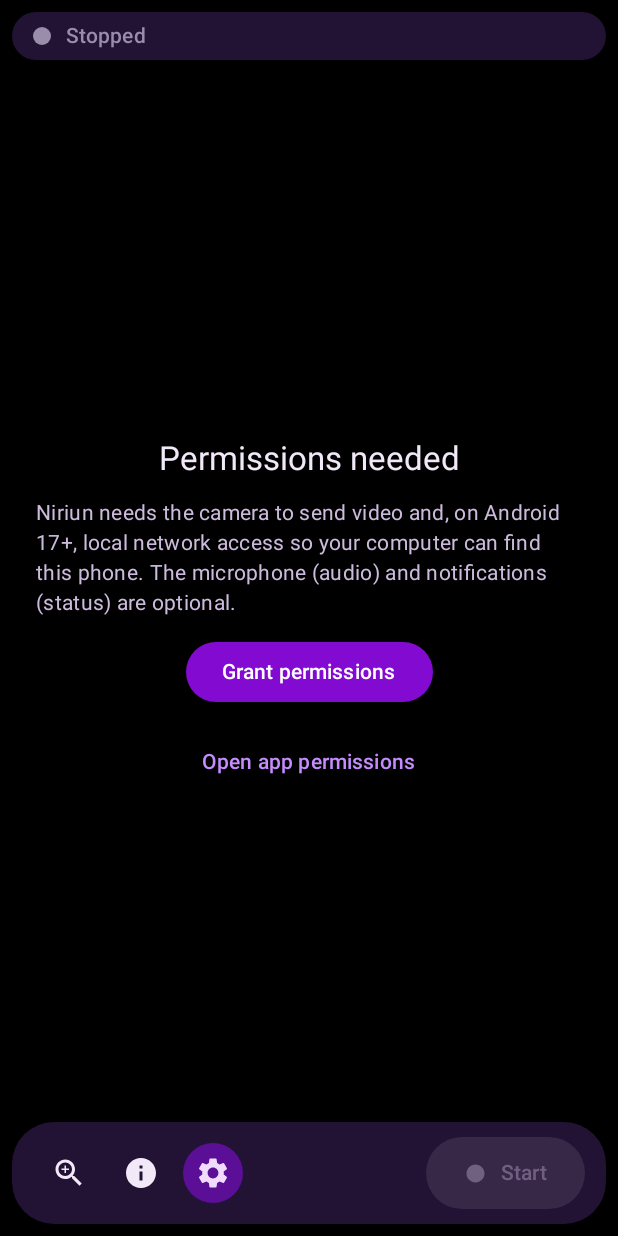
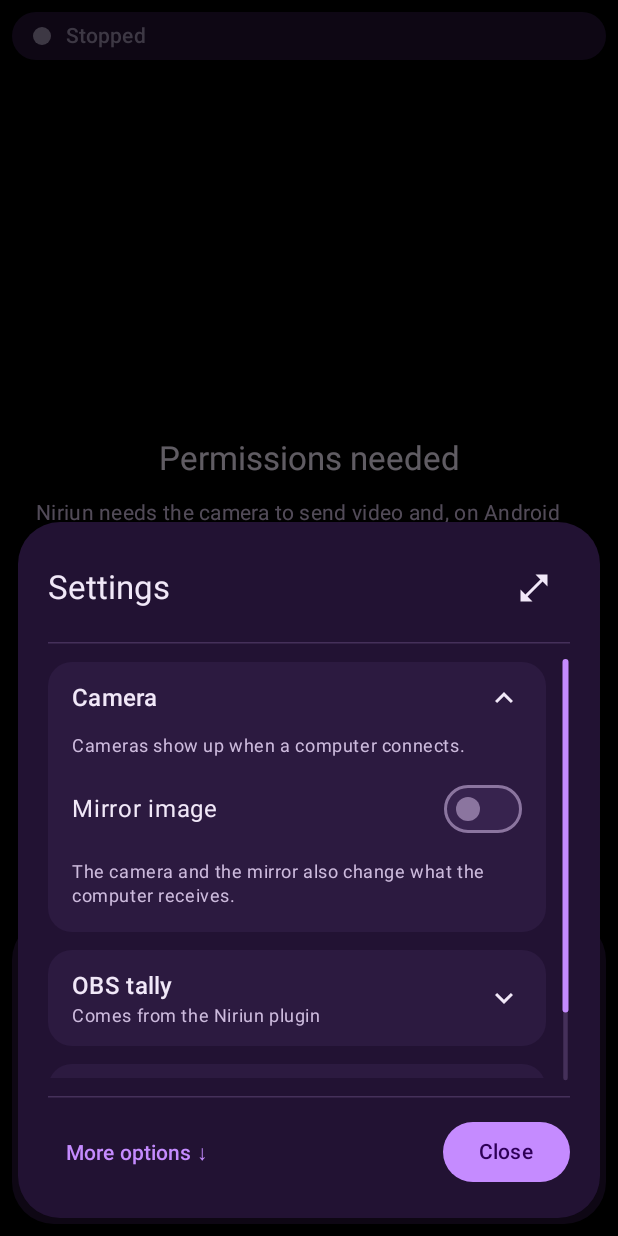
Before and after one commit to leoberbert/Niriun, an Android app built with Jetpack Compose: the composable LiveScreen shown on its own in the app's theme, after a tap on "Settings", on a phone screen of 412 x 824 dp. Run offline under Robolectric (Android 15) with nearby library versions, the phone set to English and light mode, and no system bars; 1 other tap on this screen came first.

Commit message:
Settings as a DroidNDI-style sheet (collapsible cards, scroll thumb, footer) in the purple theme
- New SettingsSheet: camera chips with check icon, torch, mirror, OBS tally info and About, applied live; guarded while ON AIR.
- MainScreen: the settings tool opens the sheet instead of the inline panel; controls stay while it is open.

```diff
--- a/app/src/main/java/com/niriun/app/ui/MainScreen.kt
+++ b/app/src/main/java/com/niriun/app/ui/MainScreen.kt
@@ -27,7 +27,6 @@ import androidx.compose.foundation.layout.Arrangement
 import androidx.compose.foundation.layout.Box
 import androidx.compose.foundation.layout.BoxWithConstraints
 import androidx.compose.foundation.layout.Column
-import androidx.compose.foundation.layout.FlowRow
 import androidx.compose.foundation.layout.Row
 import androidx.compose.foundation.layout.Spacer
 import androidx.compose.foundation.layout.fillMaxSize
@@ -44,14 +43,12 @@ import androidx.compose.material3.AlertDialog
 import androidx.compose.material3.Button
 import androidx.compose.material3.ButtonDefaults
 import androidx.compose.material3.FilledTonalIconToggleButton
-import androidx.compose.material3.FilterChip
 import androidx.compose.material3.Icon
 import androidx.compose.material3.IconButton
 import androidx.compose.material3.IconButtonDefaults
 import androidx.compose.material3.MaterialTheme
 import androidx.compose.material3.Slider
 import androidx.compose.material3.Surface
-import androidx.compose.material3.Switch
 import androidx.compose.material3.Text
 import androidx.compose.material3.TextButton
 import androidx.compose.runtime.Composable
@@ -94,7 +91,7 @@ import java.net.Inet4Address
 import java.net.NetworkInterface
 import kotlinx.coroutines.delay
 
-private enum class Tool { NONE, ZOOM, DETAILS, SETTINGS }
+private enum class Tool { NONE, ZOOM, DETAILS }
 
 /** Runtime permission introduced with Android 17 (API 37) for local-network access. */
 private const val LOCAL_NETWORK_PERMISSION = "android.permission.ACCESS_LOCAL_NETWORK"
@@ -156,6 +153,7 @@ private fun LiveScreen(permissionsReady: Boolean, onRequestPermissions: () -> Un
     var expanded by remember { mutableStateOf(true) }
     var interaction by remember { mutableLongStateOf(0L) }
     var confirmStop by remember { mutableStateOf(false) }
+    var settingsOpen by remember { mutableStateOf(false) }
     var confirmStopAgain by remember { mutableStateOf(false) }
     // Actions that change the picture are held back for confirmation while this phone is ON AIR in OBS.
     var guarded by remember { mutableStateOf<(() -> Unit)?>(null) }
@@ -163,8 +161,8 @@ private fun LiveScreen(permissionsReady: Boolean, onRequestPermissions: () -> Un
 
     // Controls fade out while streaming so the picture is clean; tapping brings them back.
     val showControls = expanded || !streaming
-    LaunchedEffect(streaming, expanded, tool, interaction) {
-        if (streaming && expanded && tool == Tool.NONE) {
+    LaunchedEffect(streaming, expanded, tool, interaction, settingsOpen) {
+        if (streaming && expanded && tool == Tool.NONE && !settingsOpen) {
             delay(5000)
             expanded = false
         }
@@ -306,9 +304,6 @@ private fun LiveScreen(permissionsReady: Boolean, onRequestPermissions: () -> Un
                                 interaction = android.os.SystemClock.uptimeMillis()
                             }
                             Tool.DETAILS -> DetailsPanel(state)
-                            Tool.SETTINGS -> SettingsPanel(state) { action ->
-                                if (tally == Tally.PROGRAM) guarded = action else action()
-                            }
                             Tool.NONE -> Unit
                         }
                         Row(verticalAlignment = Alignment.CenterVertically) {
@@ -318,8 +313,8 @@ private fun LiveScreen(permissionsReady: Boolean, onRequestPermissions: () -> Un
                             ToolButton(R.drawable.ic_info, stringResource(R.string.details), tool == Tool.DETAILS) {
                                 tool = if (tool == Tool.DETAILS) Tool.NONE else Tool.DETAILS
                             }
-                            ToolButton(R.drawable.ic_settings, stringResource(R.string.settings), tool == Tool.SETTINGS) {
-                                tool = if (tool == Tool.SETTINGS) Tool.NONE else Tool.SETTINGS
+                            ToolButton(R.drawable.ic_settings, stringResource(R.string.settings), settingsOpen) {
+                                settingsOpen = true
                             }
                             Spacer(Modifier.weight(1f))
                             BroadcastButton(running, enabled = permissionsReady) {
@@ -377,6 +372,13 @@ private fun LiveScreen(permissionsReady: Boolean, onRequestPermissions: () -> Un
                 }) { Text(stringResource(R.string.live_continue)) }
             },
             dismissButton = { TextButton(onClick = { guarded = null }) { Text(stringResource(R.string.cancel)) } },
+        )
+    }
+    if (settingsOpen) {
+        SettingsSheet(
+            state = state,
+            onGuarded = { action -> if (tally == Tally.PROGRAM) guarded = action else action() },
+            onDismiss = { settingsOpen = false },
         )
     }
 }
@@ -586,20 +588,6 @@ private fun DetailsPanel(state: UiState) {
     }
 }
 
-@Composable
-private fun SettingsPanel(state: UiState, onGuarded: (() -> Unit) -> Unit) {
-    if (state.cameras.isNotEmpty()) {
-        Text(stringResource(R.string.camera_title), style = MaterialTheme.typography.titleSmall)
-        FlowRow(horizontalArrangement = Arrangement.spacedBy(8.dp)) {
-            state.cameras.forEachIndexed { index, name ->
-                FilterChip(selected = index == state.selectedCamera, onClick = { onGuarded { NiriunRuntime.selectCamera(index) } }, label = { Text(name) })
-            }
-        }
-        if (state.torchAvailable) SwitchRow(stringResource(R.string.torch), state.torch) { NiriunRuntime.setTorch(it) }
-        SwitchRow(stringResource(R.string.mirror), state.mirror) { enabled -> onGuarded { NiriunRuntime.setMirror(enabled) } }
-    }
-}
-
 /**
  * Tally frame drawn inside the area left by the status/navigation bars (the caller applies the insets), so the whole
  * rectangle stays visible. When the bars are hidden the insets are zero and it hugs the screen edge.
@@ -621,14 +609,6 @@ private fun TallyEdgeOverlay(modifier: Modifier, color: Color, flash: Boolean) {
 }
 
 @Composable
-private fun SwitchRow(label: String, checked: Boolean, onChange: (Boolean) -> Unit) {
-    Row(Modifier.fillMaxWidth(), verticalAlignment = Alignment.CenterVertically, horizontalArrangement = Arrangement.SpaceBetween) {
-        Text(label)
-        Switch(checked = checked, onCheckedChange = onChange)
-    }
-}
-
-@Composable
 private fun ErrorText(text: String) {
     Text(text, color = MaterialTheme.colorScheme.error, style = MaterialTheme.typography.bodyMedium)
 }
--- /dev/null
+++ b/app/src/main/java/com/niriun/app/ui/SettingsSheet.kt
@@ -0,0 +1,259 @@
+package com.niriun.app.ui
+
+import android.content.Context
+import android.content.Intent
+import android.content.res.Configuration
+import androidx.compose.foundation.Canvas
+import androidx.compose.foundation.clickable
+import androidx.compose.foundation.layout.Arrangement
+import androidx.compose.foundation.layout.Box
+import androidx.compose.foundation.layout.Column
+import androidx.compose.foundation.layout.ColumnScope
+import androidx.compose.foundation.layout.ExperimentalLayoutApi
+import androidx.compose.foundation.layout.FlowRow
+import androidx.compose.foundation.layout.Row
+import androidx.compose.foundation.layout.fillMaxHeight
+import androidx.compose.foundation.layout.fillMaxSize
+import androidx.compose.foundation.layout.fillMaxWidth
+import androidx.compose.foundation.layout.padding
+import androidx.compose.foundation.layout.safeDrawingPadding
+import androidx.compose.foundation.layout.size
+import androidx.compose.foundation.layout.widthIn
+import androidx.compose.foundation.rememberScrollState
+import androidx.compose.foundation.verticalScroll
+import androidx.compose.material3.Button
+import androidx.compose.material3.FilterChip
+import androidx.compose.material3.HorizontalDivider
+import androidx.compose.material3.Icon
+import androidx.compose.material3.IconButton
+import androidx.compose.material3.MaterialTheme
+import androidx.compose.material3.OutlinedButton
+import androidx.compose.material3.Surface
+import androidx.compose.material3.Switch
+import androidx.compose.material3.Text
+import androidx.compose.material3.TextButton
+import androidx.compose.runtime.Composable
+import androidx.compose.runtime.getValue
+import androidx.compose.runtime.mutableStateOf
+import androidx.compose.runtime.remember
+import androidx.compose.runtime.rememberCoroutineScope
+import androidx.compose.runtime.saveable.rememberSaveable
+import androidx.compose.runtime.setValue
+import androidx.compose.ui.Alignment
+import androidx.compose.ui.Modifier
+import androidx.compose.ui.geometry.Offset
+import androidx.compose.ui.graphics.StrokeCap
+import androidx.compose.ui.platform.LocalConfiguration
+import androidx.compose.ui.platform.LocalContext
+import androidx.compose.ui.res.painterResource
+import androidx.compose.ui.res.stringResource
+import androidx.compose.ui.text.style.TextOverflow
+import androidx.compose.ui.unit.dp
+import androidx.compose.ui.window.Dialog
+import androidx.compose.ui.window.DialogProperties
+import androidx.core.net.toUri
+import com.niriun.app.R
+import com.niriun.app.stream.NiriunRuntime
+import com.niriun.app.stream.UiState
+import kotlinx.coroutines.launch
+
+private enum class Section { CAMERA, TALLY, ABOUT }
+
+private const val PLUGIN_URL = "https://github.com/leoberbert/nirium-obs-plugin"
+private const val APP_URL = "https://github.com/leoberbert/Niriun"
+
+/**
+ * Settings as a sheet over the live preview, same structure as DroidNDI: title row with expand toggle, collapsible
+ * section cards with a summary, a scroll thumb and a footer. Changes apply immediately (camera, torch, mirror), so the
+ * footer only has "Close". [onGuarded] holds back changes that alter the picture while this phone is ON AIR.
+ */
+@OptIn(ExperimentalLayoutApi::class)
+@Composable
+fun SettingsSheet(state: UiState, onGuarded: (() -> Unit) -> Unit, onDismiss: () -> Unit) {
+    var open by rememberSaveable { mutableStateOf(setOf(Section.CAMERA.name)) }
+    // Half height keeps the live preview visible; full height for reading.
+    var tall by rememberSaveable { mutableStateOf(false) }
+    val landscape = LocalConfiguration.current.orientation == Configuration.ORIENTATION_LANDSCAPE
+    val scroll = rememberScrollState()
+    val scope = rememberCoroutineScope()
+
+    fun toggle(section: Section) {
+        open = if (section.name in open) open - section.name else open + section.name
+    }
+
+    Dialog(onDismissRequest = onDismiss, properties = DialogProperties(usePlatformDefaultWidth = false)) {
+        // Portrait: bottom sheet with the camera above. Landscape: side panel.
+        Box(Modifier.fillMaxSize().padding(12.dp), contentAlignment = if (landscape) Alignment.CenterEnd else Alignment.BottomCenter) {
+            val sheet = if (landscape) {
+                Modifier.fillMaxHeight().fillMaxWidth(0.55f).widthIn(max = 560.dp)
+            } else {
+                Modifier.widthIn(max = 840.dp).fillMaxWidth().fillMaxHeight(if (tall) 0.94f else 0.58f)
+            }
+            Surface(sheet.safeDrawingPadding(), shape = MaterialTheme.shapes.extraLarge, color = MaterialTheme.colorScheme.surfaceContainer) {
+                Column(
+                    Modifier.fillMaxSize().padding(if (landscape) 16.dp else 20.dp),
+                    verticalArrangement = Arrangement.spacedBy(if (landscape) 8.dp else 12.dp),
+                ) {
+                    Row(Modifier.fillMaxWidth(), verticalAlignment = Alignment.CenterVertically) {
+                        Text(stringResource(R.string.settings), Modifier.weight(1f), style = MaterialTheme.typography.titleLarge)
+                        if (!landscape) {
+                            IconButton(onClick = { tall = !tall }) {
+                                Icon(
+                                    painterResource(if (tall) R.drawable.ic_close_fullscreen else R.drawable.ic_open_in_full),
+                                    contentDescription = stringResource(if (tall) R.string.settings_shrink else R.string.settings_expand_panel),
+                                )
+                            }
+                        }
+                    }
+                    HorizontalDivider()
+                    Box(Modifier.weight(1f, fill = true).fillMaxWidth()) {
+                        Column(
+                            Modifier.fillMaxWidth().verticalScroll(scroll).padding(end = 16.dp),
+                            verticalArrangement = Arrangement.spacedBy(if (landscape) 8.dp else 12.dp),
+                        ) {
+                            val mirrorOn = stringResource(R.string.settings_on)
+                            val mirrorOff = stringResource(R.string.settings_off)
+                            val camera = state.cameras.getOrNull(state.selectedCamera) ?: state.deviceName
+                            SectionCard(
+                                stringResource(R.string.camera_title),
+                                "$camera · ${stringResource(R.string.mirror)}: ${if (state.mirror) mirrorOn else mirrorOff}",
+                                Section.CAMERA.name in open,
+                                { toggle(Section.CAMERA) },
+                            ) {
+                                if (state.cameras.isEmpty()) {
+                                    Hint(stringResource(R.string.settings_no_cameras))
+                                } else {
+                                    FlowRow(horizontalArrangement = Arrangement.spacedBy(8.dp)) {
+                                        state.cameras.forEachIndexed { index, name ->
+                                            val checked = index == state.selectedCamera
+                                            FilterChip(
+                                                selected = checked,
+                                                onClick = { onGuarded { NiriunRuntime.selectCamera(index) } },
+                                                label = { Text(name) },
+                                                leadingIcon = if (checked) {
+                                                    { Icon(painterResource(R.drawable.ic_check), contentDescription = null, modifier = Modifier.size(18.dp)) }
+                                                } else null,
+                                            )
+                                        }
+                                    }
+                                }
+                                if (state.torchAvailable) SwitchRow(stringResource(R.string.torch), state.torch) { NiriunRuntime.setTorch(it) }
+                                SwitchRow(stringResource(R.string.mirror), state.mirror) { enabled -> onGuarded { NiriunRuntime.setMirror(enabled) } }
+                                Hint(stringResource(R.string.settings_camera_hint))
+                            }
+                            SectionCard(
+                                stringResource(R.string.settings_section_tally),
+                                stringResource(R.string.settings_tally_summary),
+                                Section.TALLY.name in open,
+                                { toggle(Section.TALLY) },
+                            ) {
+                                Hint(stringResource(R.string.tally_info))
+                                Hint(stringResource(R.string.settings_tally_hint))
+                            }
+                            SectionCard(
+                                stringResource(R.string.settings_section_about),
+                                stringResource(R.string.settings_about_summary),
+                                Section.ABOUT.name in open,
+                                { toggle(Section.ABOUT) },
+                            ) {
+                                val context = LocalContext.current
+                                Text(stringResource(R.string.settings_about_text), style = MaterialTheme.typography.bodyMedium)
+                                OutlinedButton(onClick = { openUrl(context, PLUGIN_URL) }, modifier = Modifier.fillMaxWidth()) {
+                                    Text(stringResource(R.string.settings_about_plugin))
+                                }
+                                TextButton(onClick = { openUrl(context, APP_URL) }, modifier = Modifier.fillMaxWidth()) {
+                                    Text(stringResource(R.string.settings_about_source))
+                                }
+                            }
+                        }
+                        if (scroll.maxValue > 0) {
+                            val track = MaterialTheme.colorScheme.outlineVariant
+                            val thumb = MaterialTheme.colorScheme.primary
+                            Canvas(Modifier.matchParentSize()) {
+                                val x = size.width - 3.dp.toPx()
+                                val thumbHeight = (size.height * scroll.viewportSize / (scroll.viewportSize + scroll.maxValue).toFloat())
+                                    .coerceIn(24.dp.toPx().coerceAtMost(size.height), size.height)
+                                val top = (size.height - thumbHeight) * scroll.value / scroll.maxValue.toFloat()
+                                drawLine(track, Offset(x, 0f), Offset(x, size.height), 3.dp.toPx(), StrokeCap.Round)
+                                drawLine(thumb, Offset(x, top), Offset(x, top + thumbHeight), 4.dp.toPx(), StrokeCap.Round)
+                            }
+                        }
+                    }
+                    HorizontalDivider()
+                    FlowRow(Modifier.fillMaxWidth(), horizontalArrangement = Arrangement.SpaceBetween, verticalArrangement = Arrangement.spacedBy(4.dp)) {
+                        if (scroll.canScrollForward || scroll.canScrollBackward) {
+                            TextButton(onClick = {
+                                scope.launch {
+                                    if (scroll.canScrollForward) {
+                                        scroll.animateScrollTo((scroll.value + (scroll.viewportSize * 0.8f).toInt()).coerceAtMost(scroll.maxValue))
+                                    } else {
+                                        scroll.animateScrollTo(0)
+                                    }
+                                }
+                            }) { Text(stringResource(if (scroll.canScrollForward) R.string.settings_more_options else R.string.settings_back_to_top)) }
+                        } else {
+                            Box(Modifier)
+                        }
+                        Button(onClick = onDismiss) { Text(stringResource(R.string.settings_close)) }
+                    }
+                }
+            }
+        }
+    }
+}
+
+@Composable
+private fun Hint(text: String) {
+    Text(text, style = MaterialTheme.typography.bodySmall, color = MaterialTheme.colorScheme.onSurfaceVariant)
+}
+
+@Composable
+private fun SwitchRow(label: String, checked: Boolean, onChange: (Boolean) -> Unit) {
+    Row(Modifier.fillMaxWidth(), verticalAlignment = Alignment.CenterVertically) {
+        Text(label, Modifier.weight(1f))
+        Switch(checked = checked, onCheckedChange = onChange)
+    }
+}
+
+/** Collapsible group; the summary shows the current values so closed sections still inform. */
+@Composable
+private fun SectionCard(title: String, summary: String, expanded: Boolean, onToggle: () -> Unit, content: @Composable ColumnScope.() -> Unit) {
+    Surface(color = MaterialTheme.colorScheme.surfaceContainerHigh, shape = MaterialTheme.shapes.large) {
+        Column(Modifier.fillMaxWidth()) {
+            Row(
+                Modifier.fillMaxWidth()
+                    .clickable(
+                        onClickLabel = stringResource(if (expanded) R.string.settings_collapse else R.string.settings_expand),
+                        onClick = onToggle,
+                    )
+                    .padding(horizontal = 16.dp, vertical = 12.dp),
+                verticalAlignment = Alignment.CenterVertically,
+            ) {
+                Column(Modifier.weight(1f)) {
+                    Text(title, style = MaterialTheme.typography.titleMedium)
+                    if (!expanded) {
+                        Text(
+                            summary,
+                            style = MaterialTheme.typography.bodySmall,
+                            color = MaterialTheme.colorScheme.onSurfaceVariant,
+                            maxLines = 2,
+                            overflow = TextOverflow.Ellipsis,
+                        )
+                    }
+                }
+                Icon(painterResource(if (expanded) R.drawable.ic_expand_less else R.drawable.ic_expand_more), contentDescription = null)
+            }
+            if (expanded) {
+                Column(
+                    Modifier.fillMaxWidth().padding(start = 16.dp, end = 16.dp, bottom = 16.dp),
+                    verticalArrangement = Arrangement.spacedBy(10.dp),
+                    content = content,
+                )
+            }
+        }
+    }
+}
+
+private fun openUrl(context: Context, url: String) {
+    runCatching { context.startActivity(Intent(Intent.ACTION_VIEW, url.toUri())) }
+}
--- /dev/null
+++ b/app/src/main/res/drawable/ic_close_fullscreen.xml
@@ -0,0 +1,6 @@
+<?xml version="1.0" encoding="utf-8"?>
+<!-- Material icon "close_fullscreen" (Apache 2.0, google/material-design-icons); tinted by Compose. -->
+<vector xmlns:android="http://schemas.android.com/apk/res/android"
+    android:width="24dp" android:height="24dp" android:viewportWidth="24" android:viewportHeight="24">
+    <path android:fillColor="@android:color/white" android:pathData="M22,3.41l-5.29,5.29L20,12h-8V4l3.29,3.29L20.59,2L22,3.41z M3.41,22l5.29-5.29L12,20v-8H4l3.29,3.29L2,20.59L3.41,22z" />
+</vector>
--- /dev/null
+++ b/app/src/main/res/drawable/ic_expand_less.xml
@@ -0,0 +1,6 @@
+<?xml version="1.0" encoding="utf-8"?>
+<!-- Material icon "expand_less" (Apache 2.0, google/material-design-icons); tinted by Compose. -->
+<vector xmlns:android="http://schemas.android.com/apk/res/android"
+    android:width="24dp" android:height="24dp" android:viewportWidth="24" android:viewportHeight="24">
+    <path android:fillColor="@android:color/white" android:pathData="M12 8l-6 6 1.41 1.41L12 10.83l4.59 4.58L18 14z" />
+</vector>
--- /dev/null
+++ b/app/src/main/res/drawable/ic_expand_more.xml
@@ -0,0 +1,6 @@
+<?xml version="1.0" encoding="utf-8"?>
+<!-- Material icon "expand_more" (Apache 2.0, google/material-design-icons); tinted by Compose. -->
+<vector xmlns:android="http://schemas.android.com/apk/res/android"
+    android:width="24dp" android:height="24dp" android:viewportWidth="24" android:viewportHeight="24">
+    <path android:fillColor="@android:color/white" android:pathData="M16.59 8.59L12 13.17 7.41 8.59 6 10l6 6 6-6z" />
+</vector>
--- /dev/null
+++ b/app/src/main/res/drawable/ic_open_in_full.xml
@@ -0,0 +1,6 @@
+<?xml version="1.0" encoding="utf-8"?>
+<!-- Material icon "open_in_full" (Apache 2.0, google/material-design-icons); tinted by Compose. -->
+<vector xmlns:android="http://schemas.android.com/apk/res/android"
+    android:width="24dp" android:height="24dp" android:viewportWidth="24" android:viewportHeight="24">
+    <path android:fillColor="@android:color/white" android:pathData="M21,11L21,3L13,3L16.29,6.29L6.29,16.29L3,13L3,21L11,21L7.71,17.71L17.71,7.71Z" />
+</vector>
--- a/app/src/main/res/values/strings.xml
+++ b/app/src/main/res/values/strings.xml
@@ -71,4 +71,23 @@
     <string name="live_action_text">This changes what viewers are seeing right now.</string>
     <string name="pc_camera_in_use">Computer: an app is using the camera</string>
     <string name="pc_camera_idle">Computer: no app is using the camera</string>
+    <string name="settings_expand_panel">Expand panel</string>
+    <string name="settings_shrink">Shrink panel</string>
+    <string name="settings_expand">Expand</string>
+    <string name="settings_collapse">Collapse</string>
+    <string name="settings_on">on</string>
+    <string name="settings_off">off</string>
+    <string name="settings_no_cameras">Cameras show up when a computer connects.</string>
+    <string name="settings_camera_hint">The camera and the mirror also change what the computer receives.</string>
+    <string name="settings_section_tally">OBS tally</string>
+    <string name="settings_tally_summary">Comes from the Niriun plugin</string>
+    <string name="settings_tally_hint">Pink border: the source is on air. Amber: it is in preview. Stopping while on air asks twice.</string>
+    <string name="settings_section_about">About</string>
+    <string name="settings_about_summary">Plugin, source code and license</string>
+    <string name="settings_about_text">Niriun turns this phone into a wireless camera for OBS Studio. Independent project, not affiliated with Iriun. Apache-2.0.</string>
+    <string name="settings_about_plugin">Niriun OBS plugin (GitHub)</string>
+    <string name="settings_about_source">App source code (GitHub)</string>
+    <string name="settings_more_options">More options ↓</string>
+    <string name="settings_back_to_top">Back to top ↑</string>
+    <string name="settings_close">Close</string>
 </resources>
```
Also changed, not shown: 1 other file.
